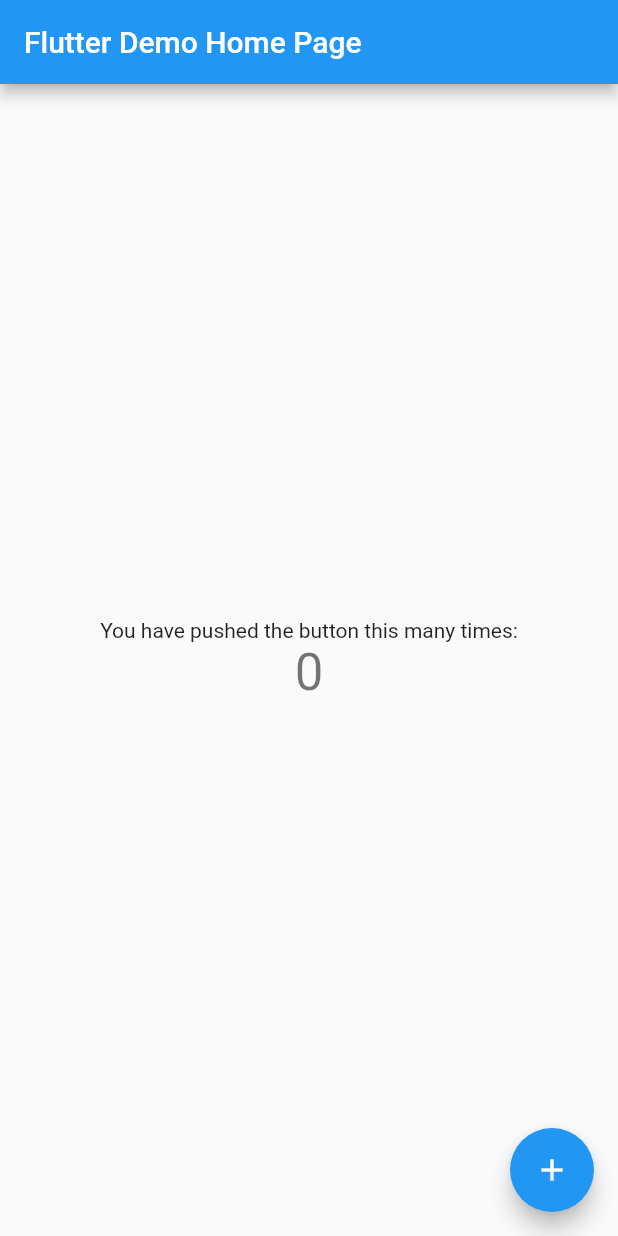
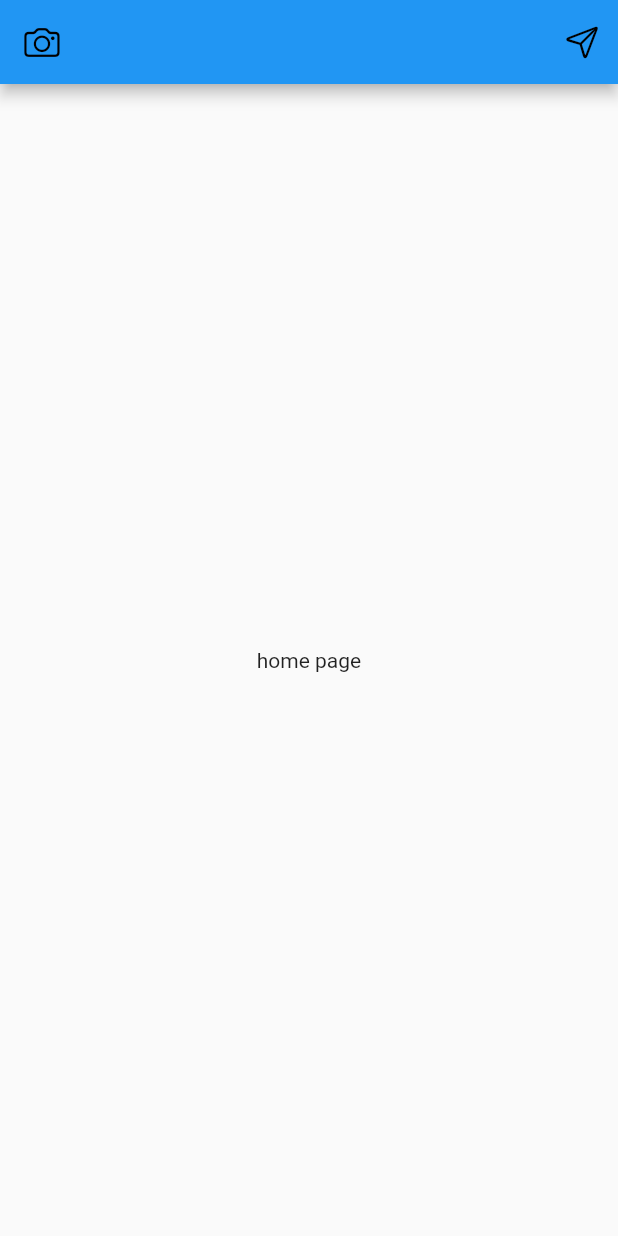
Before and after one commit to modamtech/default_example, a Flutter app: the screen it shows after launch, on a phone screen of 412 x 824 dp. Run offline on Flutter 3.47's test engine with Material 2 defaults, Android fonts, the phone set to English and light mode, and no system bars.

Commit message:
Update main.dart

```diff
--- a/lib/main.dart
+++ b/lib/main.dart
@@ -1,115 +1,41 @@
+import 'package:flutter/cupertino.dart';
 import 'package:flutter/material.dart';
 
 void main() {
-  runApp(const MyApp());
+  runApp(MyApp());
 }
 
 class MyApp extends StatelessWidget {
-  const MyApp({super.key});
+  const MyApp({Key? key}) : super(key: key);
 
-  // This widget is the root of your application.
   @override
   Widget build(BuildContext context) {
     return MaterialApp(
-      title: 'Flutter Demo',
-      theme: ThemeData(
-        // This is the theme of your application.
-        //
-        // Try running your application with "flutter run". You'll see the
-        // application has a blue toolbar. Then, without quitting the app, try
-        // changing the primarySwatch below to Colors.green and then invoke
-        // "hot reload" (press "r" in the console where you ran "flutter run",
-        // or simply save your changes to "hot reload" in a Flutter IDE).
-        // Notice that the counter didn't reset back to zero; the application
-        // is not restarted.
-        primarySwatch: Colors.blue,
-      ),
-      home: const MyHomePage(title: 'Flutter Demo Home Page'),
+      debugShowCheckedModeBanner: false,
+      home: HomePage(),
     );
   }
 }
 
-class MyHomePage extends StatefulWidget {
-  const MyHomePage({super.key, required this.title});
-
-  // This widget is the home page of your application. It is stateful, meaning
-  // that it has a State object (defined below) that contains fields that affect
-  // how it looks.
-
-  // This class is the configuration for the state. It holds the values (in this
-  // case the title) provided by the parent (in this case the App widget) and
-  // used by the build method of the State. Fields in a Widget subclass are
-  // always marked "final".
-
-  final String title;
-
-  @override
-  State<MyHomePage> createState() => _MyHomePageState();
-}
-
-class _MyHomePageState extends State<MyHomePage> {
-  int _counter = 0;
-
-  void _incrementCounter() {
-    setState(() {
-      // This call to setState tells the Flutter framework that something has
-      // changed in this State, which causes it to rerun the build method below
-      // so that the display can reflect the updated values. If we changed
-      // _counter without calling setState(), then the build method would not be
-      // called again, and so nothing would appear to happen.
-      _counter++;
-    });
-  }
+class HomePage extends StatelessWidget {
+  const HomePage({Key? key}) : super(key: key);
 
   @override
   Widget build(BuildContext context) {
-    // This method is rerun every time setState is called, for instance as done
-    // by the _incrementCounter method above.
-    //
-    // The Flutter framework has been optimized to make rerunning build methods
-    // fast, so that you can just rebuild anything that needs updating rather
-    // than having to individually change instances of widgets.
     return Scaffold(
       appBar: AppBar(
-        // Here we take the value from the MyHomePage object that was created by
-        // the App.build method, and use it to set our appbar title.
-        title: Text(widget.title),
+        leading: IconButton(
+          icon: Icon(CupertinoIcons.camera, color: Colors.black),
+          onPressed: () {},
+        ),
+        actions: [
+          IconButton(
+            icon: Icon(CupertinoIcons.paperplane, color: Colors.black),
+            onPressed: () {},
+          )
+        ],
       ),
-      body: Center(
-        // Center is a layout widget. It takes a single child and positions it
-        // in the middle of the parent.
-        child: Column(
-          // Column is also a layout widget. It takes a list of children and
-          // arranges them vertically. By default, it sizes itself to fit its
-          // children horizontally, and tries to be as tall as its parent.
-          //
-          // Invoke "debug painting" (press "p" in the console, choose the
-          // "Toggle Debug Paint" action from the Flutter Inspector in Android
-          // Studio, or the "Toggle Debug Paint" command in Visual Studio Code)
-          // to see the wireframe for each widget.
-          //
-          // Column has various properties to control how it sizes itself and
-          // how it positions its children. Here we use mainAxisAlignment to
-          // center the children vertically; the main axis here is the vertical
-          // axis because Columns are vertical (the cross axis would be
-          // horizontal).
-          mainAxisAlignment: MainAxisAlignment.center,
-          children: <Widget>[
-            const Text(
-              'You have pushed the button this many times:',
-            ),
-            Text(
-              '$_counter',
-              style: Theme.of(context).textTheme.headline4,
-            ),
-          ],
-        ),
-      ),
-      floatingActionButton: FloatingActionButton(
-        onPressed: _incrementCounter,
-        tooltip: 'Increment',
-        child: const Icon(Icons.add),
-      ), // This trailing comma makes auto-formatting nicer for build methods.
+      body: Center(child: Text("home page")),
     );
   }
 }
```
